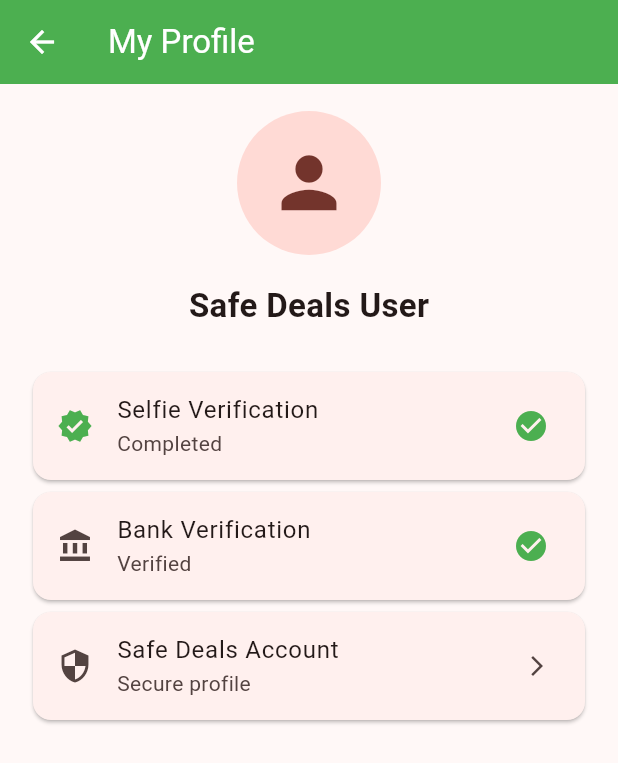
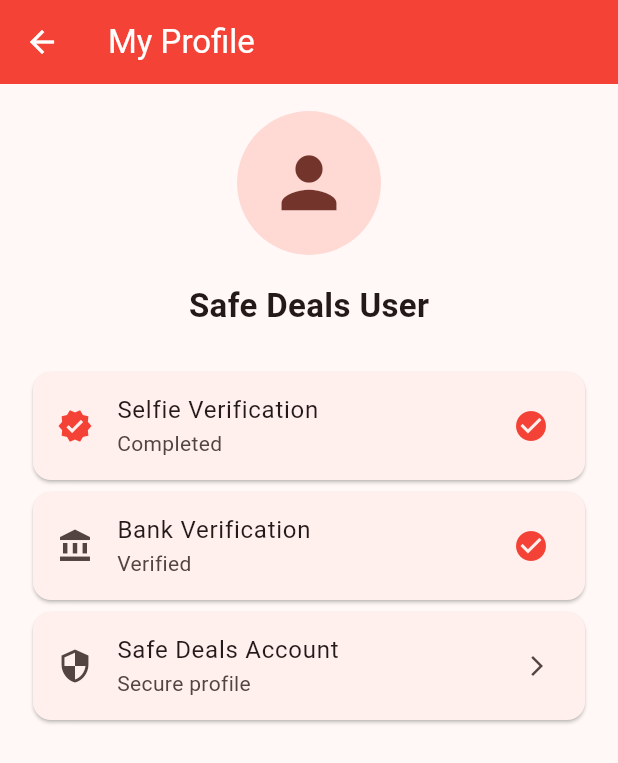
Before and after one commit to shaikhnaeem2444-a11y/Safe-Deals, a Flutter app: the ProfileScreen screen opened directly, on a phone screen of 412 x 824 dp. Shown: the top 763 px of the screen. Run offline on Flutter 3.47's test engine with Material 3 defaults, Android fonts, the phone set to English and light mode, and no system bars; our stand-ins replace camera.

Commit message:
Update main.dart

```diff
--- a/lib/main.dart
+++ b/lib/main.dart
@@ -1068,7 +1068,7 @@ class ProfileScreen extends StatelessWidget {
     return Scaffold(
       appBar: AppBar(
         title: const Text('My Profile'),
-        backgroundColor: Colors.green,
+        backgroundColor: Colors.red,
         foregroundColor: Colors.white,
       ),
       body: ListView(
@@ -1100,13 +1100,13 @@ class ProfileScreen extends StatelessWidget {
             child: ListTile(
               leading: const Icon(
                 Icons.verified,
-                color: Colors.green,
+                color: Colors.red,
               ),
               title: const Text('Selfie Verification'),
               subtitle: const Text('Completed'),
               trailing: const Icon(
                 Icons.check_circle,
-                color: Colors.green,
+                color: Colors.red,
               ),
             ),
           ),
@@ -1118,7 +1118,7 @@ class ProfileScreen extends StatelessWidget {
               subtitle: const Text('Verified'),
               trailing: const Icon(
                 Icons.check_circle,
-                color: Colors.green,
+                color: Colors.red,
               ),
             ),
           ),
```
